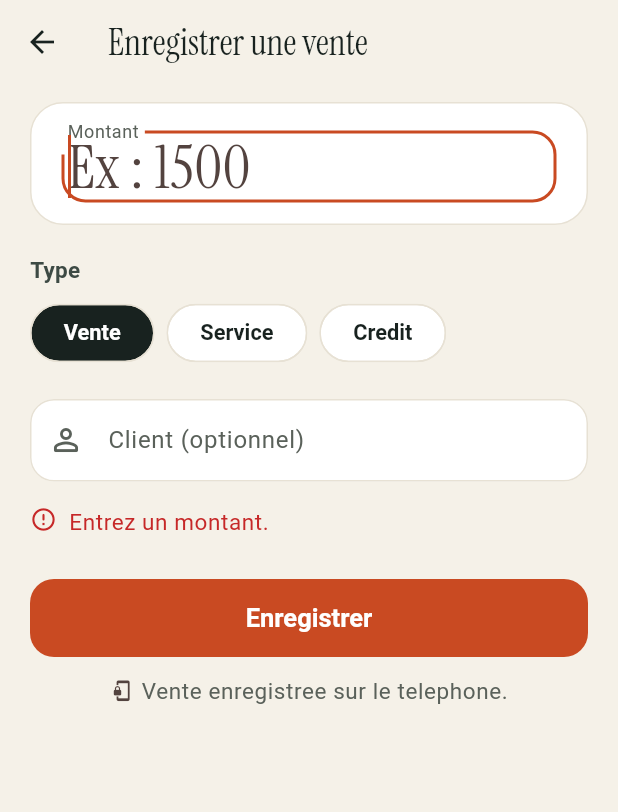
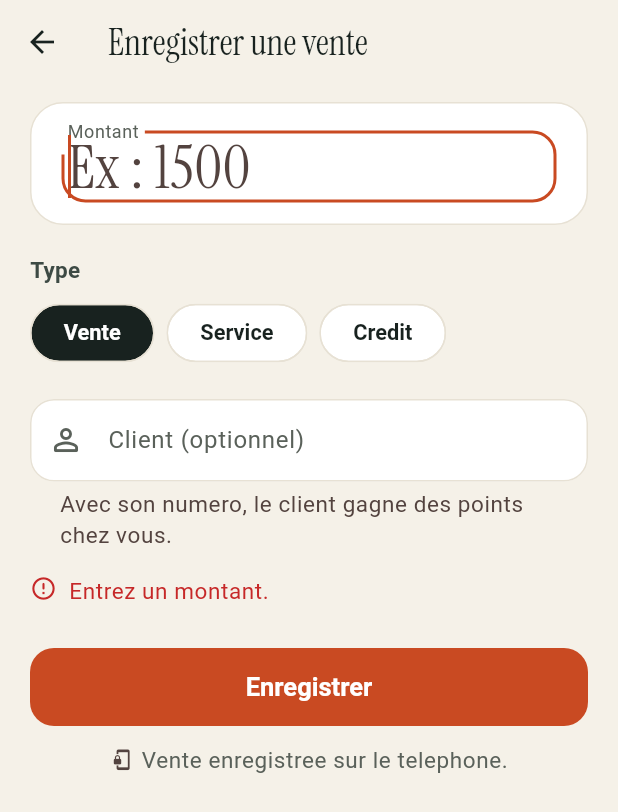
Before and after one commit to giss1408/djassa-App-retailer, a Flutter app: the RecordSaleScreen screen opened directly, after a tap on "Enregistrer", on a phone screen of 412 x 824 dp. Shown: the top 812 px of the screen. Run offline on Flutter 3.47's test engine with Material 3 defaults, Android fonts, the phone set to English and light mode, and no system bars; our stand-ins replace flutter_riverpod, flutter_secure_storage, sqflite; accounts and stored records are empty.

Commit message:
Send the customer's number with a cash sale, and add a Points client screen
The "Client (optionnel)" field was stored on the phone and never sent,
so it did nothing. Now:

- The number is normalised on the device (lib/core/model/phone.dart,
  mirroring the backend) and refused while the customer is still at the
  counter if it is not a valid Ivorian number.
- It is sent as customer_phone; the points the server grants come back
  per sale, are stored locally, and show as "+N pts" in the sale list.
  Free text queued by an older version is not sent, so an old queued
  sale cannot be rejected by the new server check and lost.
- Schema v2 adds sales.points_awarded with ADD COLUMN only, so a merchant
  upgrading with unsynced sales keeps them (tested from a real v1 file).
- New Points client screen: look a customer up by number, see their
  balance and rewards, and hand one over with a voucher code. Redemption
  uses the looked-up number, not the live text field.

16 new tests; 51 pass; analyze clean.

Co-Authored-By: Claude Opus 5.5 <noreply@anthropic.com>

```diff
--- a/lib/core/data/database.dart
+++ b/lib/core/data/database.dart
@@ -14,7 +14,7 @@ class AppDatabase {
   static const _fileName = 'djassa.db';
 
   /// Bump on every schema change and add a matching branch in [_migrate].
-  static const int schemaVersion = 1;
+  static const int schemaVersion = 2;
 
   static Future<AppDatabase> open({String? path}) async {
     final dbPath = path ?? p.join(await getDatabasesPath(), _fileName);
@@ -51,7 +51,8 @@ class AppDatabase {
         sync_state       TEXT    NOT NULL DEFAULT 'pending',
         attempt_count    INTEGER NOT NULL DEFAULT 0,
         next_attempt_at  INTEGER,
-        last_error       TEXT
+        last_error       TEXT,
+        points_awarded   INTEGER
       )
     ''');
 
@@ -85,11 +86,14 @@ class AppDatabase {
   }
 
   static Future<void> _migrate(Database db, int from, int to) async {
-    // Only v1 exists. When v2 arrives, add an `if (from < 2)` block here that
-    // migrates forward without dropping the sales table: a merchant who
-    // upgrades with unsynced sales must not lose them.
-    //
-    // Never recreate `sales` from scratch in a migration.
+    // Every step migrates forward in place. A merchant who upgrades with
+    // unsynced sales must not lose them, so never recreate `sales` from
+    // scratch in a migration.
+    if (from < 2) {
+      // v2: points the customer earned on a sale, reported by the server once
+      // it accepts the sale. Nullable, so every existing row stays valid.
+      await db.execute('ALTER TABLE sales ADD COLUMN points_awarded INTEGER');
+    }
   }
 
   Future<void> close() => db.close();
--- a/lib/core/data/sale_dao.dart
+++ b/lib/core/data/sale_dao.dart
@@ -76,12 +76,13 @@ class SaleDao {
   }
 
   /// Marks a sale accepted by the server.
-  Future<void> markSynced({required int localId, required int? serverId}) async {
+  Future<void> markSynced({required int localId, required int? serverId, int? pointsAwarded}) async {
     await _db.update(
       'sales',
       {
         'sync_state': SaleSyncState.synced.storageValue,
         'server_id': serverId,
+        'points_awarded': pointsAwarded,
         'last_error': null,
         'next_attempt_at': null,
       },
@@ -195,6 +196,7 @@ class SaleDao {
       syncState: SaleSyncState.fromStorage(row['sync_state'] as String),
       attemptCount: (row['attempt_count'] as int?) ?? 0,
       lastError: row['last_error'] as String?,
+      pointsAwarded: row['points_awarded'] as int?,
     );
   }
 }
--- a/lib/core/data/sync_service.dart
+++ b/lib/core/data/sync_service.dart
@@ -186,15 +186,17 @@ class SyncService {
 
       final status = entry['status'];
       final serverId = _serverIdOf(entry['sale']);
+      final points = _pointsOf(entry['sale']);
 
       switch (status) {
         case 'accepted':
-          await _dao.markSynced(localId: sale!.localId!, serverId: serverId);
+          await _dao.markSynced(localId: sale!.localId!, serverId: serverId, pointsAwarded: points);
           sent++;
         case 'already_processed':
           // The key was already on the server: an earlier attempt landed and we
           // never saw the reply. Exactly the duplicate we exist to prevent.
-          await _dao.markSynced(localId: sale!.localId!, serverId: serverId);
+          // The server reports the points it granted then, not new ones.
+          await _dao.markSynced(localId: sale!.localId!, serverId: serverId, pointsAwarded: points);
           already++;
         case 'rejected':
           final reason = entry['error'];
@@ -234,6 +236,14 @@ class SyncService {
     );
   }
 
+  int? _pointsOf(Object? sale) {
+    if (sale is Map) {
+      final points = sale['points_awarded'];
+      if (points is int) return points;
+    }
+    return null;
+  }
+
   int? _serverIdOf(Object? sale) {
     if (sale is Map) {
       final id = sale['id'];
--- /dev/null
+++ b/lib/core/loyalty_api.dart
@@ -0,0 +1,67 @@
+import 'net/api_client.dart';
+
+/// A customer's standing at this merchant's venue, looked up by phone.
+class CounterLoyalty {
+  const CounterLoyalty({required this.customer, required this.points, required this.rewards});
+
+  /// The number, masked by the server ("07 •• •• 56 78"): enough to check it
+  /// was typed right without repeating it on screen.
+  final String customer;
+  final int points;
+  final List<CounterReward> rewards;
+
+  factory CounterLoyalty.fromJson(Map<String, Object?> json) => CounterLoyalty(
+        customer: json['customer'] as String,
+        points: json['points'] as int,
+        rewards: [
+          for (final r in (json['rewards'] as List<Object?>))
+            CounterReward.fromJson(r! as Map<String, Object?>),
+        ],
+      );
+}
+
+class CounterReward {
+  const CounterReward({required this.id, required this.title, required this.costPoints});
+
+  final int id;
+  final String title;
+  final int costPoints;
+
+  factory CounterReward.fromJson(Map<String, Object?> json) => CounterReward(
+        id: json['id'] as int,
+        title: json['title'] as String,
+        costPoints: json['cost_points'] as int,
+      );
+}
+
+class Voucher {
+  const Voucher({required this.code, required this.rewardTitle, required this.remainingPoints});
+
+  final String code;
+  final String rewardTitle;
+  final int remainingPoints;
+
+  factory Voucher.fromJson(Map<String, Object?> json) => Voucher(
+        code: json['voucher_code'] as String,
+        rewardTitle: json['reward_title'] as String,
+        remainingPoints: json['remaining_points'] as int,
+      );
+}
+
+/// Loyalty at the counter (`app/api/counter_loyalty.py`): for customers who
+/// pay cash and give their number, with or without the customer app.
+///
+/// Both calls are POSTs so the customer's number never sits in a URL, where
+/// proxies and access logs would keep it.
+class LoyaltyApi {
+  LoyaltyApi(this._client);
+
+  final ApiClient _client;
+
+  Future<CounterLoyalty> lookUp(String phone) async =>
+      CounterLoyalty.fromJson(await _client.postJson('/api/merchant/customers/loyalty', body: {'phone': phone}));
+
+  Future<Voucher> redeem({required String phone, required int rewardId}) async => Voucher.fromJson(
+        await _client.postJson('/api/merchant/customers/redeem', body: {'phone': phone, 'reward_id': rewardId}),
+      );
+}
--- a/lib/core/model/sale.dart
+++ b/lib/core/model/sale.dart
@@ -1,4 +1,5 @@
 import 'money.dart';
+import 'phone.dart';
 
 /// Where a locally recorded sale stands relative to the server.
 ///
@@ -47,6 +48,7 @@ class Sale {
     this.attemptCount = 0,
     this.lastError,
     this.customerRef,
+    this.pointsAwarded,
   });
 
   /// sqflite rowid. Null until inserted.
@@ -85,10 +87,14 @@ class Sale {
   /// token or a raw server payload.
   final String? lastError;
 
-  /// Optional customer identifier (phone or QR payload) captured at the
-  /// counter. Local-only today: the backend's transaction schema has no field
-  /// for it, and loyalty endpoints do not exist yet.
+  /// The customer's phone number, captured at the counter and normalised to
+  /// E.164 before saving (`normalizeIvorianPhone`). Sent as `customer_phone`,
+  /// so the customer earns this venue's points on the sale.
   final String? customerRef;
+
+  /// Points the server granted the customer, once the sale is accepted. Null
+  /// while pending, or for a sale recorded before points existed.
+  final int? pointsAwarded;
 
   bool get isPending => syncState == SaleSyncState.pending;
 
@@ -99,6 +105,7 @@ class Sale {
     int? attemptCount,
     String? lastError,
     bool clearLastError = false,
+    int? pointsAwarded,
   }) {
     return Sale(
       localId: localId ?? this.localId,
@@ -111,6 +118,7 @@ class Sale {
       attemptCount: attemptCount ?? this.attemptCount,
       lastError: clearLastError ? null : (lastError ?? this.lastError),
       customerRef: customerRef,
+      pointsAwarded: pointsAwarded ?? this.pointsAwarded,
     );
   }
 
@@ -131,7 +139,17 @@ class Sale {
         // The merchant's own clock, so a sale queued overnight counts on the day
         // it was made rather than the day the network came back.
         'occurred_at': recordedAt.toUtc().toIso8601String(),
+        // Only a number that normalises is sent. A sale queued by an older
+        // version of this app may hold free text here; sending it would get
+        // the whole sale rejected, and a rejected sale is money missing from
+        // the merchant's books. Better to record it without the points.
+        if (_customerPhone != null) 'customer_phone': _customerPhone,
       };
+
+  String? get _customerPhone {
+    final ref = customerRef;
+    return ref == null ? null : normalizeIvorianPhone(ref);
+  }
 
   /// The per-operation shape inside `POST /api/merchant/sales/sync`, which is
   /// the same plus the idempotency key.
--- a/lib/core/providers.dart
+++ b/lib/core/providers.dart
@@ -7,6 +7,7 @@ import 'data/sale_dao.dart';
 import 'data/sale_repository.dart';
 import 'data/sync_service.dart';
 import 'deals_api.dart';
+import 'loyalty_api.dart';
 import 'net/api_client.dart';
 
 /// Wiring for the whole app. Nothing here holds UI state.
@@ -44,6 +45,8 @@ final authRepositoryProvider = Provider<AuthRepository>((ref) {
 });
 
 final dealsApiProvider = Provider<DealsApi>((ref) => DealsApi(ref.watch(apiClientProvider)));
+
+final loyaltyApiProvider = Provider<LoyaltyApi>((ref) => LoyaltyApi(ref.watch(apiClientProvider)));
 
 final saleDaoProvider = Provider<SaleDao>((ref) {
   // Depends on the database being open; the UI gates on [databaseProvider]
--- a/lib/features/record_sale_screen.dart
+++ b/lib/features/record_sale_screen.dart
@@ -3,6 +3,7 @@ import 'package:flutter/services.dart';
 import 'package:flutter_riverpod/flutter_riverpod.dart';
 
 import '../core/model/money.dart';
+import '../core/model/phone.dart';
 import '../core/providers.dart';
 import '../l10n/strings.dart';
 import '../ui/money_text.dart';
@@ -79,16 +80,24 @@ class _RecordSaleScreenState extends ConsumerState<RecordSaleScreen> {
       return;
     }
 
+    // Checked here, with the customer still at the counter, rather than by the
+    // server after sync: a wrong number found hours later cannot be fixed.
+    final typed = _customer.text.trim();
+    final customer = typed.isEmpty ? null : normalizeIvorianPhone(typed);
+    if (typed.isNotEmpty && customer == null) {
+      setState(() => _error = Strings.customerPhoneInvalid);
+      return;
+    }
+
     setState(() {
       _busy = true;
       _error = null;
     });
 
-    final customer = _customer.text.trim();
     await ref.read(saleRepositoryProvider).recordSale(
           amount: amount,
           type: _type,
-          customerRef: customer.isEmpty ? null : customer,
+          customerRef: customer,
         );
 
     if (!mounted) return;
@@ -180,9 +189,12 @@ class _RecordSaleScreenState extends ConsumerState<RecordSaleScreen> {
                 autocorrect: false,
                 enableSuggestions: false,
                 inputFormatters: [LengthLimitingTextInputFormatter(20)],
+                onChanged: (_) => setState(() => _error = null),
                 decoration: const InputDecoration(
                   labelText: Strings.customerOptional,
                   hintText: Strings.customerHint,
+                  helperText: Strings.customerEarnsHint,
+                  helperMaxLines: 2,
                   prefixIcon: Icon(Icons.person_outline_rounded),
                 ),
               ),
--- a/lib/l10n/strings.dart
+++ b/lib/l10n/strings.dart
@@ -62,6 +62,9 @@ class Strings {
   static const saleType = 'Type';
   static const customerOptional = 'Client (optionnel)';
   static const customerHint = 'Numero de telephone';
+  static const customerEarnsHint = 'Avec son numero, le client gagne des points chez vous.';
+  static const customerPhoneInvalid = 'Numero invalide : 10 chiffres, par ex. 07 12 34 56 78.';
+  static const pointsShort = 'pts';
   static const save = 'Enregistrer';
   static const saving = 'Enregistrement...';
   static const savedOffline = 'Vente enregistree sur le telephone.';
@@ -75,6 +78,27 @@ class Strings {
   static const stateRejected = 'Refusee';
   static const retry = 'Reessayer';
   static const loadFailed = 'Impossible de charger. Verifiez votre connexion.';
+
+  // Customer points at the counter.
+  static const customerPoints = 'Points client';
+  static const customerPointsIntro =
+      'Entrez le numero du client pour voir ses points chez vous et lui donner une recompense.';
+  static const phoneLabel = 'Numero du client';
+  static const lookUp = 'Voir les points';
+  static const lookingUp = 'Recherche...';
+  static const pointsHere = 'points chez vous';
+  static const noRewards = 'Aucune recompense configuree pour votre commerce.';
+  static const give = 'Donner';
+  static const giving = 'Envoi...';
+  static const pointsMissing = 'encore';
+  static const giveConfirm = 'Donner cette recompense ?';
+  static const giveConfirmHint = 'Les points seront retires du compte du client.';
+  static const voucherTitle = 'Recompense donnee';
+  static const voucherCode = 'Code';
+  static const remainingPoints = 'Points restants';
+  static const ok = 'OK';
+  static const pointsNeedConnection = 'Connexion necessaire pour voir les points du client.';
+  static const notEnoughPoints = 'Pas assez de points pour cette recompense.';
 
   // Deals ("bons plans") shown to customers in the Djassa app.
   static const myDeals = 'Mes bons plans';
```
Also changed, not shown: lib/core/model/phone.dart (added, +22 -0 lines), lib/features/customer_points_screen.dart (added, +262 -0 lines), lib/features/home_screen.dart (+13 -0 lines), 4 other files.
